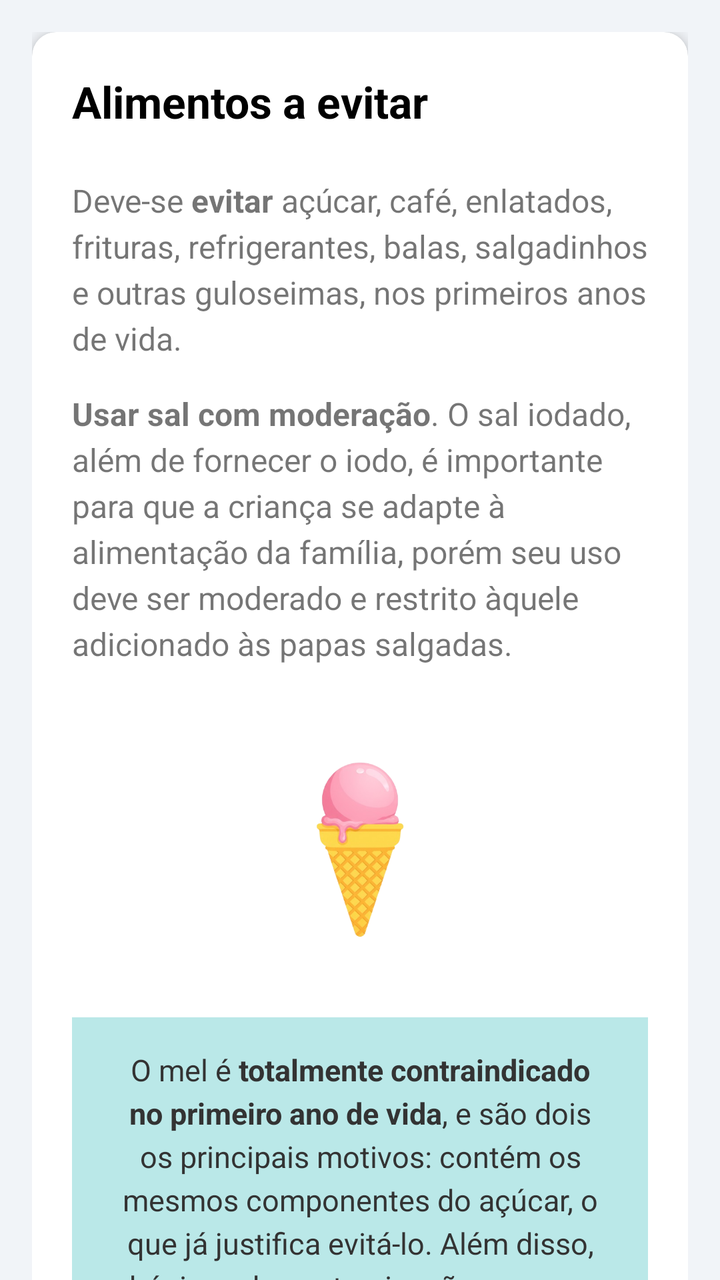
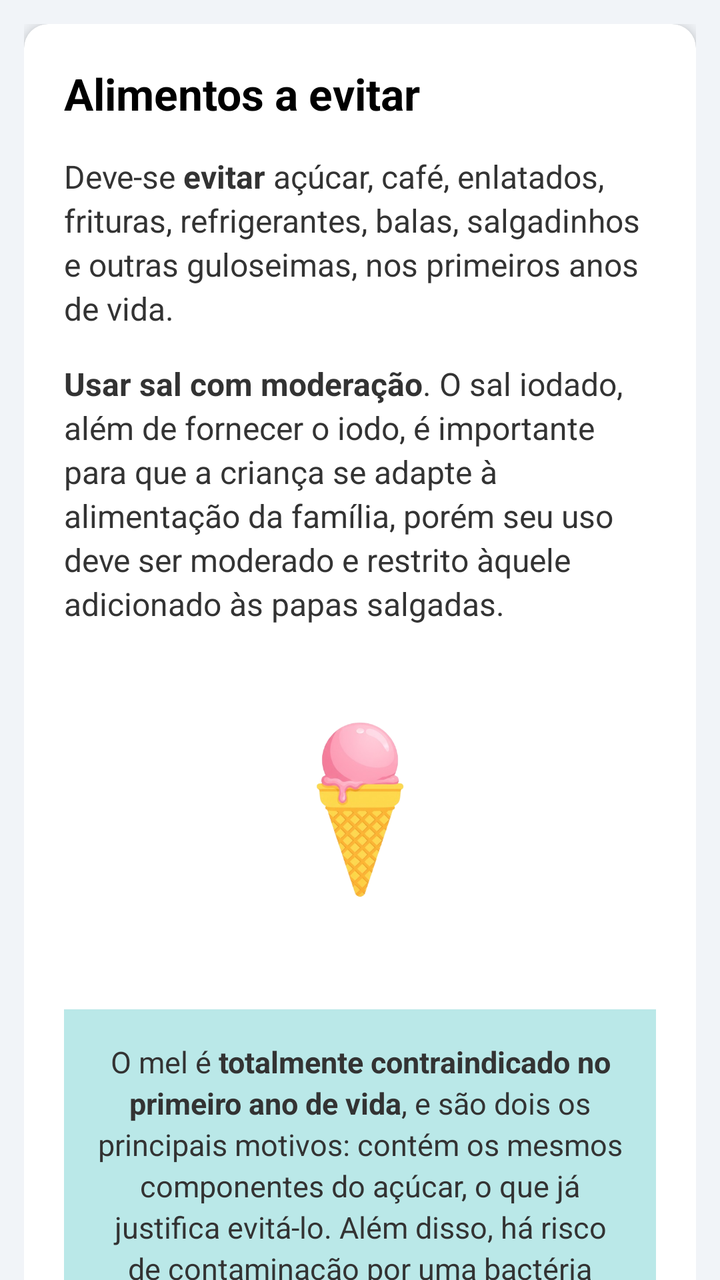

An Android layout rendered at two revisions. The XML below is the earlier revision; the diff shows what the commit changed to produce the second picture.
<!-- AndroidManifest.xml: application theme Theme.NutrirAGente -->
<!-- res/layout/screen_evitar.xml -->
<?xml version="1.0" encoding="utf-8"?>
<androidx.coordinatorlayout.widget.CoordinatorLayout
    xmlns:android="http://schemas.android.com/apk/res/android"
    xmlns:app="http://schemas.android.com/apk/res-auto"
    xmlns:tools="http://schemas.android.com/tools"
    android:layout_width="match_parent"
    android:layout_height="match_parent"
    android:background="@color/gray">



    <androidx.core.widget.NestedScrollView
        android:layout_width="match_parent"
        android:layout_height="match_parent"
        app:layout_behavior="@string/appbar_scrolling_view_behavior">

        <LinearLayout
            android:layout_width="match_parent"
            android:layout_height="wrap_content"
            android:orientation="vertical"
            android:padding="16dp">

            <androidx.cardview.widget.CardView
                android:layout_width="match_parent"
                android:layout_height="wrap_content"
                app:cardCornerRadius="12dp"
                app:cardElevation="4dp"
                app:cardBackgroundColor="@android:color/white">

                <LinearLayout
                    android:layout_width="match_parent"
                    android:layout_height="wrap_content"
                    android:orientation="vertical"
                    android:padding="20dp">

                    <TextView
                        android:layout_width="wrap_content"
                        android:layout_height="wrap_content"
                        android:layout_marginBottom="24dp"
                        android:text="@string/titulo_alimentos_a_evitar"
                        android:textColor="@android:color/black"
                        android:textSize="22sp"
                        android:textStyle="bold" />

                    <TextView
                        android:layout_width="wrap_content"
                        android:layout_height="wrap_content"
                        android:layout_marginBottom="16dp"
                        android:lineSpacingExtra="4dp"
                        android:text="@string/alerta_evitar_industrializados"
                        android:textSize="16sp" />

                    <TextView
                        android:layout_width="wrap_content"
                        android:layout_height="wrap_content"
                        android:layout_marginBottom="16dp"
                        android:lineSpacingExtra="4dp"
                        android:text="@string/dica_uso_moderado_sal"
                        android:textSize="16sp" />


                    <ImageView
                        android:layout_width="120dp"
                        android:layout_height="120dp"
                        android:layout_gravity="center_horizontal"
                        android:layout_marginTop="16dp"
                        android:layout_marginBottom="24dp"
                        android:src="@drawable/sorvete"
                        android:contentDescription="@string/ilustracao_sorvete" />


                    <TextView
                        android:layout_width="match_parent"
                        android:layout_height="wrap_content"
                        android:background="@color/warn_blue"
                        android:gravity="center"
                        android:padding="16dp"
                        android:lineSpacingExtra="4dp"
                        android:text="@string/alerta_mel_contraindicado"
                        android:textColor="@color/color_text_black"
                        android:textSize="15sp" />

                </LinearLayout>

            </androidx.cardview.widget.CardView>

        </LinearLayout>
    </androidx.core.widget.NestedScrollView>

</androidx.coordinatorlayout.widget.CoordinatorLayout>
<!-- resources referenced by this layout -->
<resources>
  <!-- unchanged entries left out for length: 16 -->
</resources>

<!-- the commit's change to res/layout/screen_evitar.xml (unified diff, before → after) -->
@@ -2,86 +2,61 @@
 <androidx.coordinatorlayout.widget.CoordinatorLayout
     xmlns:android="http://schemas.android.com/apk/res/android"
     xmlns:app="http://schemas.android.com/apk/res-auto"
-    xmlns:tools="http://schemas.android.com/tools"
     android:layout_width="match_parent"
     android:layout_height="match_parent"
     android:background="@color/gray">
 
-
+    <com.google.android.material.appbar.AppBarLayout
+        android:layout_width="match_parent"
+        android:layout_height="wrap_content"
+        android:background="@color/blue_toolbar"
+        app:elevation="@dimen/appbar_elevation" />
 
     <androidx.core.widget.NestedScrollView
         android:layout_width="match_parent"
         android:layout_height="match_parent"
         app:layout_behavior="@string/appbar_scrolling_view_behavior">
 
-        <LinearLayout
-            android:layout_width="match_parent"
-            android:layout_height="wrap_content"
-            android:orientation="vertical"
-            android:padding="16dp">
+        <LinearLayout style="@style/LinearContainer">
 
             <androidx.cardview.widget.CardView
-                android:layout_width="match_parent"
-                android:layout_height="wrap_content"
-                app:cardCornerRadius="12dp"
-                app:cardElevation="4dp"
-                app:cardBackgroundColor="@android:color/white">
+                style="@style/CardNutrir"
+                app:cardBackgroundColor="@color/background_white">
 
-                <LinearLayout
-                    android:layout_width="match_parent"
-                    android:layout_height="wrap_content"
-                    android:orientation="vertical"
-                    android:padding="20dp">
+                <LinearLayout style="@style/CardContent">
 
                     <TextView
-                        android:layout_width="wrap_content"
-                        android:layout_height="wrap_content"
-                        android:layout_marginBottom="24dp"
-                        android:text="@string/titulo_alimentos_a_evitar"
-                        android:textColor="@android:color/black"
-                        android:textSize="22sp"
-                        android:textStyle="bold" />
+                        style="@style/TextTitleLarge"
+                        android:text="@string/titulo_alimentos_a_evitar" />
 
                     <TextView
-                        android:layout_width="wrap_content"
-                        android:layout_height="wrap_content"
-                        android:layout_marginBottom="16dp"
-                        android:lineSpacingExtra="4dp"
-                        android:text="@string/alerta_evitar_industrializados"
-                        android:textSize="16sp" />
+                        style="@style/TextBodyWrap"
+                        android:layout_marginBottom="@dimen/spacing_lg"
+                        android:text="@string/alerta_evitar_industrializados" />
 
                     <TextView
-                        android:layout_width="wrap_content"
-                        android:layout_height="wrap_content"
-                        android:layout_marginBottom="16dp"
-                        android:lineSpacingExtra="4dp"
-                        android:text="@string/dica_uso_moderado_sal"
-                        android:textSize="16sp" />
-
+                        style="@style/TextBodyWrap"
+                        android:layout_marginBottom="@dimen/spacing_lg"
+                        android:text="@string/dica_uso_moderado_sal" />
 
                     <ImageView
-                        android:layout_width="120dp"
-                        android:layout_height="120dp"
+                        android:layout_width="@dimen/image_size_xs"
+                        android:layout_height="@dimen/image_size_xs"
                         android:layout_gravity="center_horizontal"
-                        android:layout_marginTop="16dp"
-                        android:layout_marginBottom="24dp"
+                        android:layout_marginTop="@dimen/spacing_lg"
+                        android:layout_marginBottom="@dimen/spacing_xxl"
                         android:src="@drawable/sorvete"
                         android:contentDescription="@string/ilustracao_sorvete" />
 
+                    <LinearLayout style="@style/AlertBoxBlue">
 
-                    <TextView
-                        android:layout_width="match_parent"
-                        android:layout_height="wrap_content"
-                        android:background="@color/warn_blue"
-                        android:gravity="center"
-                        android:padding="16dp"
-                        android:lineSpacingExtra="4dp"
-                        android:text="@string/alerta_mel_contraindicado"
-                        android:textColor="@color/color_text_black"
-                        android:textSize="15sp" />
+                        <TextView
+                            style="@style/AlertTextBlue"
+                            android:textSize="@dimen/text_size_body_small"
+                            android:text="@string/alerta_mel_contraindicado" />
+                    </LinearLayout>
 
                 </LinearLayout>
-
             </androidx.cardview.widget.CardView>
 
         </LinearLayout>
<!-- resource entries referenced after the edit -->
@@ -1,5 +1,85 @@
 <!-- resources referenced by this layout -->
 <resources>
+  <color name="background_white">#FFFFFF</color>
+  <dimen name="appbar_elevation">12dp</dimen>
+  <dimen name="image_size_xs">120dp</dimen>
+  <dimen name="spacing_lg">16dp</dimen>
+  <dimen name="spacing_xxl">24dp</dimen>
+  <dimen name="text_size_body_small">15sp</dimen>
+  <style name="AlertBoxBlue">
+          <item name="android:layout_width">match_parent</item>
+          <item name="android:layout_height">wrap_content</item>
+          <item name="android:layout_marginTop">@dimen/spacing_lg</item>
+          <item name="android:background">@color/warn_blue</item>
+          <item name="android:gravity">center</item>
+          <item name="android:padding">@dimen/padding_lg</item>
+      </style>
+  <style name="AlertTextBlue">
+          <item name="android:layout_width">match_parent</item>
+          <item name="android:layout_height">wrap_content</item>
+          <item name="android:gravity">center</item>
+          <item name="android:textColor">@color/color_text_black</item>
+          <item name="android:textSize">@dimen/text_size_md</item>
+          <item name="android:lineSpacingExtra">@dimen/line_spacing_sm</item>
+      </style>
+  <style name="CardContent">
+          <item name="android:layout_width">match_parent</item>
+          <item name="android:layout_height">wrap_content</item>
+          <item name="android:orientation">vertical</item>
+          <item name="android:padding">@dimen/padding_xl</item>
+      </style>
+  <style name="CardNutrir">
+          <item name="android:layout_width">match_parent</item>
+          <item name="android:layout_height">wrap_content</item>
+          <item name="android:layout_marginBottom">@dimen/card_margin_bottom</item>
+          <item name="cardCornerRadius">@dimen/card_radius</item>
+          <item name="cardElevation">@dimen/card_elevation</item>
+      </style>
+  <style name="LinearContainer">
+          <item name="android:layout_width">match_parent</item>
+          <item name="android:layout_height">wrap_content</item>
+          <item name="android:orientation">vertical</item>
+          <item name="android:padding">@dimen/padding_md</item>
+      </style>
+  <style name="TextBodyWrap" parent="TextBody">
+          <item name="android:layout_width">wrap_content</item>
+      </style>
+  <style name="TextTitleLarge" parent="TextTitle">
+          <item name="android:textSize">@dimen/text_size_xxl</item>
+          <item name="android:layout_marginBottom">@dimen/spacing_lg</item>
+      </style>
+  <dimen name="padding_lg">16dp</dimen>
+  <dimen name="text_size_md">16sp</dimen>
+  <dimen name="line_spacing_sm">3dp</dimen>
+  <dimen name="padding_xl">20dp</dimen>
+  <dimen name="card_margin_bottom">16dp</dimen>
+  <dimen name="card_radius">12dp</dimen>
+  <dimen name="card_elevation">4dp</dimen>
+  <dimen name="padding_md">12dp</dimen>
+  <style name="TextBody" parent="TextAppearance.Nutrir">
+          <item name="android:layout_width">match_parent</item>
+          <item name="android:layout_height">wrap_content</item>
+          <item name="android:textSize">@dimen/text_size_md</item>
+          <item name="android:lineSpacingExtra">@dimen/line_spacing_sm</item>
+          <item name="android:textColor">@color/color_text_black</item>
+      </style>
+  <style name="TextTitle" parent="TextAppearance.Nutrir">
+          <item name="android:layout_width">wrap_content</item>
+          <item name="android:layout_height">wrap_content</item>
+          <item name="android:textSize">@dimen/text_size_xl</item>
+          <item name="android:textStyle">bold</item>
+          <item name="android:textColor">@color/text_bold</item>
+          <item name="android:layout_marginBottom">@dimen/spacing_md</item>
+      </style>
+  <dimen name="text_size_xxl">22sp</dimen>
+  <style name="TextAppearance.Nutrir" parent="TextAppearance.AppCompat">
+          <item name="android:textColor">@color/text_primary</item>
+          <item name="android:lineSpacingExtra">@dimen/line_spacing_sm</item>
+      </style>
+  <dimen name="text_size_xl">20sp</dimen>
+  <color name="text_bold">#000000</color>
+  <dimen name="spacing_md">12dp</dimen>
+  <color name="text_primary">#2B2B2B</color>
   <!-- unchanged entries left out for length: 16 -->
 </resources>
 
